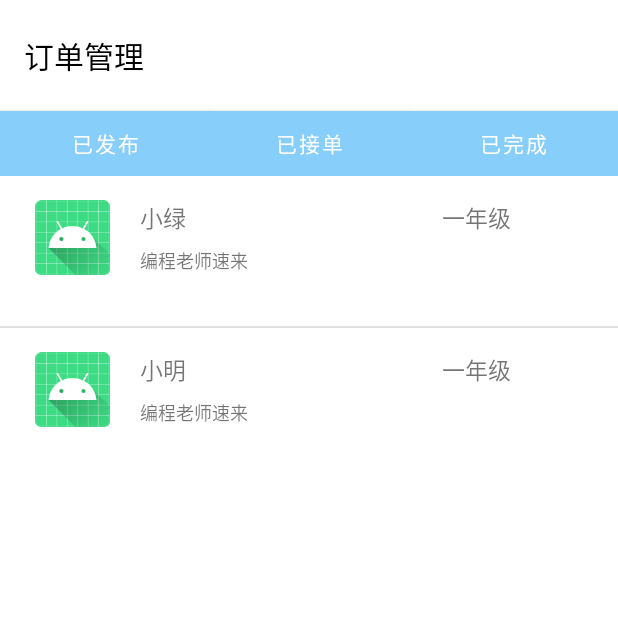
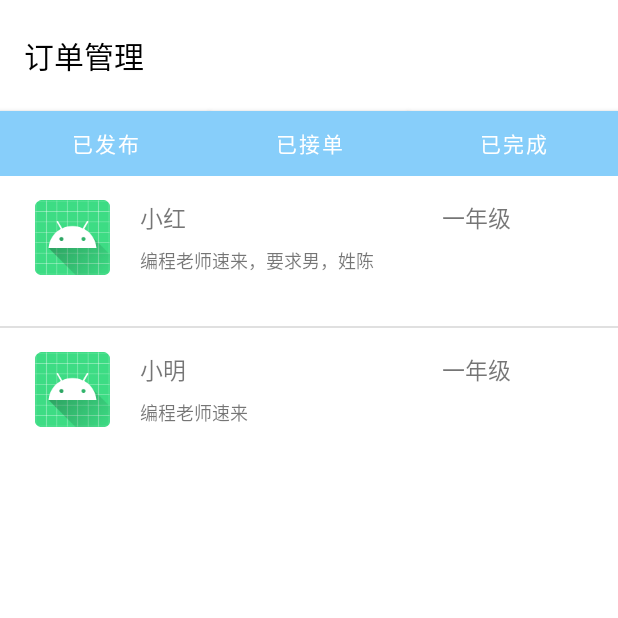
Before and after one commit to android-app-development-course/2021autumn-A8-TutorGather, an Android app: the screen it shows after launch (MainActivity), after a tap on "已接单", on a phone screen of 412 x 824 dp, the top half of it. Run offline under Robolectric (Android 15) with nearby library versions, the phone set to English and light mode, and no system bars; our stand-ins replace navigation-ui; libraries missing offline, so code that uses them is left out: com.to.aboomy; 2 statements that could not run were skipped.

Commit message:
MERGE THREE FRAGMENT

```diff
--- a/TutorGather/app/src/main/java/com/example/mobile_phone/MainActivity.kt
+++ b/TutorGather/app/src/main/java/com/example/mobile_phone/MainActivity.kt
@@ -32,15 +32,15 @@ class MainActivity : AppCompatActivity() {
         //以下为订单管理页面的测试
         setContentView(R.layout.order_fragment)
         Sentbutton.setOnClickListener{
-            replaceFragment(OrderSentDetail())
+            replaceFragment(OrderDisplayFragment())
         }
         Acceptbutton.setOnClickListener{
-            replaceFragment(OrderAcceptDetail())
+            replaceFragment(OrderDisplayFragment())
         }
         Completedbutton.setOnClickListener{
-            replaceFragment(OrderCompleteDetail())
+            replaceFragment(OrderDisplayFragment())
         }
-        replaceFragment(OrderSentDetail())
+        replaceFragment(OrderDisplayFragment())
     }
 
     private fun replaceFragment(fragment: Fragment){
--- a/TutorGather/app/src/main/java/com/example/mobile_phone/fragment/OrderAcceptDetail.kt
+++ /dev/null
@@ -1,33 +0,0 @@
-package com.example.mobile_phone.fragment
-
-import android.os.Bundle
-import android.view.LayoutInflater
-import android.view.View
-import android.view.ViewGroup
-import androidx.fragment.app.Fragment
-import com.example.mobile_phone.R
-import com.example.mobile_phone.adapter.OrderAdapter
-import com.example.mobile_phone.bean.Order
-import kotlinx.android.synthetic.main.order_completedetail_fragment.*
-
-class OrderAcceptDetail:Fragment() {
-    override fun onCreateView(
-        inflater: LayoutInflater,
-        container: ViewGroup?,
-        savedInstanceState: Bundle?
-    ): View? {
-        return inflater.inflate(R.layout.order_acceptdetail_fragement,container,false)
-    }
-
-    override fun onViewCreated(view: View, savedInstanceState: Bundle?) {
-        super.onViewCreated(view, savedInstanceState)
-
-        val orderList = listOf(
-            Order("小绿", "编程老师速来", "一年级", R.mipmap.ic_launcher),
-            Order("小明", "编程老师速来", "一年级", R.mipmap.ic_launcher)
-        )
-
-        val adapter = OrderAdapter(this.requireContext(), R.layout.order_item, orderList)
-        list_view.adapter=adapter
-    }
-}
--- a/TutorGather/app/src/main/java/com/example/mobile_phone/fragment/OrderCompleteDetail.kt
+++ b/TutorGather/app/src/main/java/com/example/mobile_phone/fragment/OrderDisplayFragment.kt
@@ -8,30 +8,23 @@ import androidx.fragment.app.Fragment
 import com.example.mobile_phone.R
 import com.example.mobile_phone.adapter.OrderAdapter
 import com.example.mobile_phone.bean.Order
-import com.example.mobile_phone.databinding.FragmentHeaderBinding
-import kotlinx.android.synthetic.main.order_completedetail_fragment.*
+import kotlinx.android.synthetic.main.order_detail_fragement.*
 
-class OrderCompleteDetail:Fragment() {
-    private var _binding: FragmentHeaderBinding? = null
-
-    // This property is only valid between onCreateView and
-    // onDestroyView.
-    private val binding get() = _binding!!
-
+class OrderDisplayFragment:Fragment() {
     override fun onCreateView(
         inflater: LayoutInflater,
         container: ViewGroup?,
         savedInstanceState: Bundle?
     ): View? {
-        return inflater.inflate(R.layout.order_completedetail_fragment,container,false)
+        return inflater.inflate(R.layout.order_detail_fragement,container,false)
     }
 
     override fun onViewCreated(view: View, savedInstanceState: Bundle?) {
         super.onViewCreated(view, savedInstanceState)
 
         val orderList = listOf(
-            Order("小蓝", "编程老师速来", "一年级", R.mipmap.ic_launcher),
-            Order("小紫", "编程老师速来", "一年级", R.mipmap.ic_launcher)
+            Order("小红", "编程老师速来，要求男，姓陈", "一年级", R.mipmap.ic_launcher),
+            Order("小明", "编程老师速来", "一年级", R.mipmap.ic_launcher)
         )
 
         val adapter = OrderAdapter(this.requireContext(), R.layout.order_item, orderList)
--- a/TutorGather/app/src/main/java/com/example/mobile_phone/fragment/OrderFragment.kt
+++ b/TutorGather/app/src/main/java/com/example/mobile_phone/fragment/OrderFragment.kt
@@ -10,13 +10,13 @@ class OrderFragment:AppCompatActivity() {
     override fun onCreate(savedInstanceState: Bundle?) {
         super.onCreate(savedInstanceState)
         Sentbutton.setOnClickListener{
-            replaceFragment(OrderSentDetail())
+            replaceFragment(OrderDisplayFragment())
         }
         Acceptbutton.setOnClickListener{
-            replaceFragment(OrderAcceptDetail())
+            replaceFragment(OrderDisplayFragment())
         }
         Completedbutton.setOnClickListener{
-            replaceFragment(OrderCompleteDetail())
+            replaceFragment(OrderDisplayFragment())
         }
 
     }
--- a/TutorGather/app/src/main/java/com/example/mobile_phone/fragment/OrderSentDetail.kt
+++ /dev/null
@@ -1,33 +0,0 @@
-package com.example.mobile_phone.fragment
-
-import android.os.Bundle
-import android.view.LayoutInflater
-import android.view.View
-import android.view.ViewGroup
-import androidx.fragment.app.Fragment
-import com.example.mobile_phone.R
-import com.example.mobile_phone.adapter.OrderAdapter
-import com.example.mobile_phone.bean.Order
-import kotlinx.android.synthetic.main.order_completedetail_fragment.*
-
-class OrderSentDetail:Fragment() {
-    override fun onCreateView(
-        inflater: LayoutInflater,
-        container: ViewGroup?,
-        savedInstanceState: Bundle?
-    ): View? {
-        return inflater.inflate(R.layout.order_sentdetail_fragement,container,false)
-    }
-
-    override fun onViewCreated(view: View, savedInstanceState: Bundle?) {
-        super.onViewCreated(view, savedInstanceState)
-
-        val orderList = listOf(
-            Order("小红", "编程老师速来，要求男，姓陈", "一年级", R.mipmap.ic_launcher),
-            Order("小明", "编程老师速来", "一年级", R.mipmap.ic_launcher)
-        )
-
-        val adapter = OrderAdapter(this.requireContext(), R.layout.order_item, orderList)
-        list_view.adapter=adapter
-    }
-}
--- a/TutorGather/app/src/main/res/layout/order_acceptdetail_fragement.xml
+++ /dev/null
@@ -1,13 +0,0 @@
-<?xml version="1.0" encoding="utf-8"?>
-<LinearLayout xmlns:android="http://schemas.android.com/apk/res/android"
-    android:layout_width="match_parent"
-    android:layout_height="match_parent"
-    android:orientation="vertical">
-
-    <ListView
-        android:id="@+id/list_view"
-        android:layout_width="wrap_content"
-        android:layout_height="wrap_content"
-        android:layout_marginTop="0dp" />
-
-</LinearLayout>
```
Also changed, not shown: TutorGather/app/src/main/res/layout/order_completedetail_fragment.xml (deleted, +0 -12 lines), TutorGather/app/src/main/res/layout/order_detail_fragement.xml (renamed from TutorGather/app/src/main/res/layout/order_sentdetail_fragement.xml).
